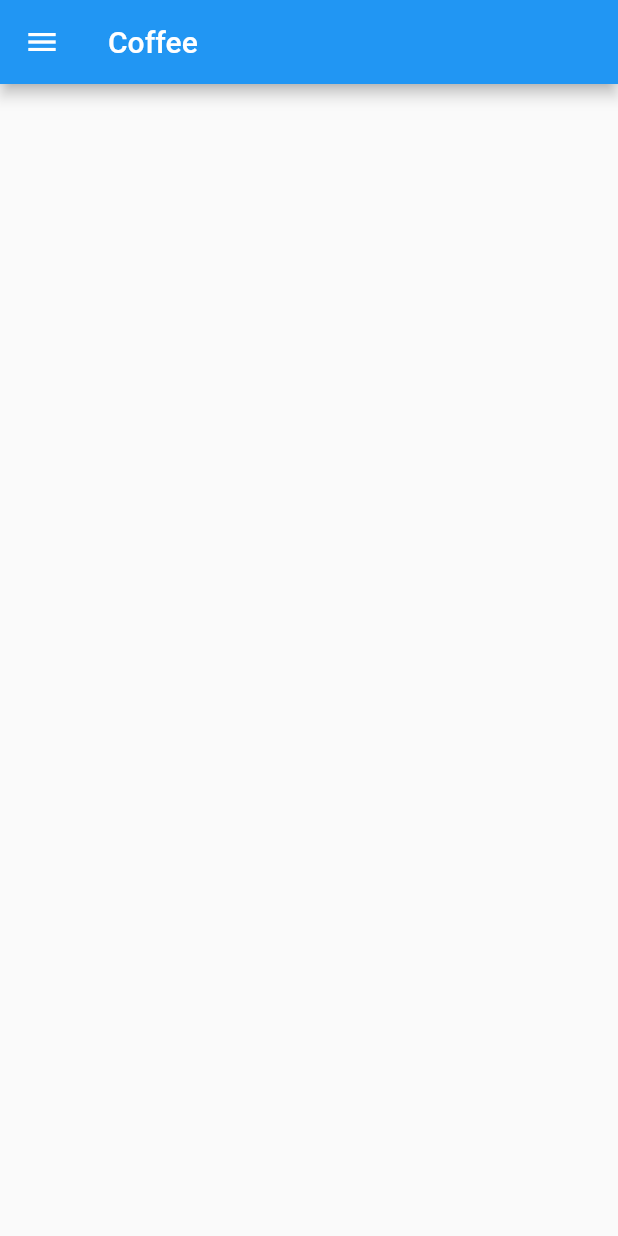
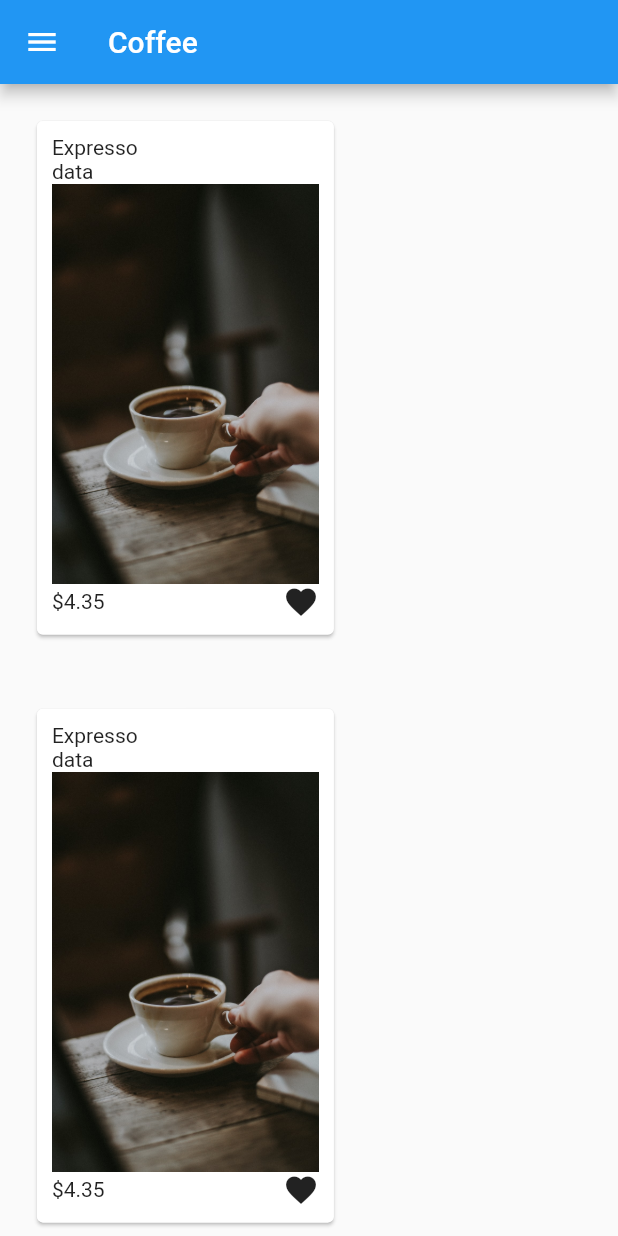
Before and after one commit to shahzebnaqvi/Coffee-App, a Flutter app: the Home screen opened directly, on a phone screen of 412 x 824 dp. Run offline on Flutter 3.47's test engine with Material 2 defaults, Android fonts, the phone set to English and light mode, and no system bars.

Commit message:
coffee app making start

```diff
--- a/lib/drawer.dart
+++ b/lib/drawer.dart
@@ -3,6 +3,6 @@ import 'package:flutter/material.dart';
 Widget drawer() {
   return Drawer(
       child: Column(
-    children: [],
+    children: [Title(color: Colors.blue, child: Text("data"))],
   ));
 }
--- a/lib/home.dart
+++ b/lib/home.dart
@@ -11,11 +11,40 @@ class Home extends StatelessWidget {
         title: Text("Coffee"),
       ),
       drawer: drawer(),
-      body: maincontainer(context),
+      body: SingleChildScrollView(
+        child: Container(
+            child: Wrap(children: [
+          maincontainer(context),
+          maincontainer(context),
+          maincontainer(context),
+          maincontainer(context),
+          maincontainer(context),
+          maincontainer(context),
+        ])),
+      ),
     );
   }
 }
 
 Widget maincontainer(BuildContext context) {
-  return SingleChildScrollView(child: Container());
+  return Container(
+    margin: EdgeInsets.all(
+      MediaQuery.of(context).size.width * 0.050,
+    ),
+    width: MediaQuery.of(context).size.width * 0.50,
+    child: Card(
+      child: Container(
+        padding: EdgeInsets.all(10),
+        child: Column(crossAxisAlignment: CrossAxisAlignment.start, children: [
+          Text("Expresso"),
+          Text("data"),
+          Image(image: AssetImage("assets/images/1.jpg")),
+          Row(
+            mainAxisAlignment: MainAxisAlignment.spaceBetween,
+            children: [Text("\$4.35"), Icon(Icons.favorite_outlined)],
+          ),
+        ]),
+      ),
+    ),
+  );
 }
--- a/lib/splash1.dart
+++ b/lib/splash1.dart
@@ -59,7 +59,7 @@ Widget maincontainer(BuildContext context, lst) {
             ),
             Text(
               lst[0],
-              style: TextStyle(color: Colors.blue),
+              style: TextStyle(color: Colors.white),
             ),
             Text(
               lst[1],
```
